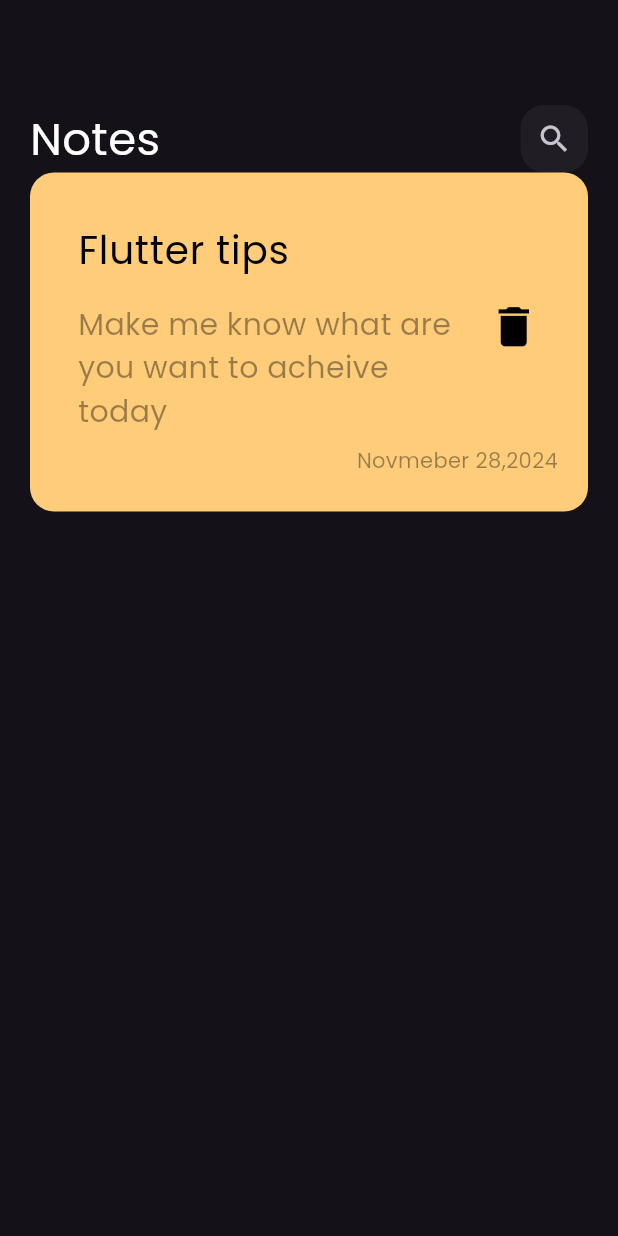
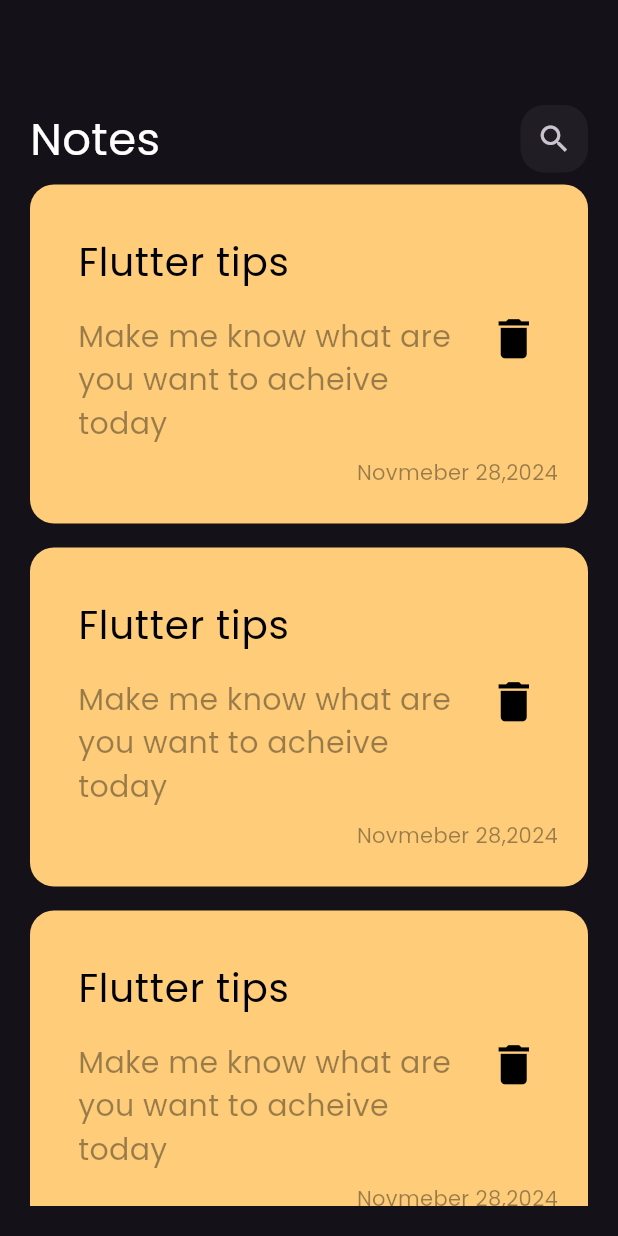
Before and after one commit to mohamedmostafa75/notesapp, a Flutter app: the screen it shows after launch, on a phone screen of 412 x 824 dp. Run offline on Flutter 3.47's test engine with Material 3 defaults, Android fonts, the phone set to English and light mode, and no system bars.

Commit message:
Notes List view

```diff
--- a/lib/main.dart
+++ b/lib/main.dart
@@ -12,9 +12,7 @@ class notesapp extends StatelessWidget {
   Widget build(BuildContext context) {
     return MaterialApp(
       debugShowCheckedModeBanner: false,
-      theme: ThemeData(
-          brightness: Brightness.dark,
-          fontFamily: "Poppins"),
+      theme: ThemeData(brightness: Brightness.dark, fontFamily: "Poppins"),
       home: const HomeView(),
     );
   }
--- a/lib/widgets/NotesItems.dart
+++ b/lib/widgets/NotesItems.dart
@@ -23,8 +23,8 @@ class Notesitems extends StatelessWidget {
               padding: const EdgeInsets.only(top: 16.0),
               child: Text(
                 "Make me know what are you want to acheive today",
-                style:
-                    TextStyle(color: Colors.black.withOpacity(0.4), fontSize: 20),
+                style: TextStyle(
+                    color: Colors.black.withOpacity(0.4), fontSize: 20),
               ),
             ),
             trailing: IconButton(
--- /dev/null
+++ b/lib/widgets/NotesListview.dart
@@ -0,0 +1,18 @@
+import 'package:flutter/material.dart';
+import 'package:notes_app/widgets/NotesItems.dart';
+
+class NotesListview extends StatelessWidget {
+  const NotesListview({super.key});
+
+  @override
+  Widget build(BuildContext context) {
+    return ListView.builder(
+      itemBuilder: (context, index) {
+        return Padding(
+          padding: const EdgeInsets.symmetric(vertical: 8.0),
+          child: Notesitems(),
+        );
+      },
+    );
+  }
+}
--- a/lib/widgets/customppbar.dart
+++ b/lib/widgets/customppbar.dart
@@ -7,13 +7,14 @@ class Customappbar extends StatelessWidget {
   @override
   Widget build(BuildContext context) {
     return Row(
-
       children: [
         Text(
           "Notes",
           style: TextStyle(color: Colors.white, fontSize: 30),
         ),
-        Spacer(flex: 1,),
+        Spacer(
+          flex: 1,
+        ),
         Customsearchicon(),
       ],
     );
--- a/lib/widgets/notesviewbody.dart
+++ b/lib/widgets/notesviewbody.dart
@@ -1,5 +1,6 @@
 import 'package:flutter/material.dart';
-import 'package:notes_app/widgets/NotesItems.dart';
+
+import 'package:notes_app/widgets/NotesListview.dart';
 import 'package:notes_app/widgets/customppbar.dart';
 
 class Notesviewbody extends StatelessWidget {
@@ -15,7 +16,7 @@ class Notesviewbody extends StatelessWidget {
             height: 50,
           ),
           Customappbar(),
-          Notesitems(),
+          Expanded(child: NotesListview())
         ],
       ),
     );
```
Also changed, not shown: lib/widgets/customsearchicon.dart (+5 -4 lines).
